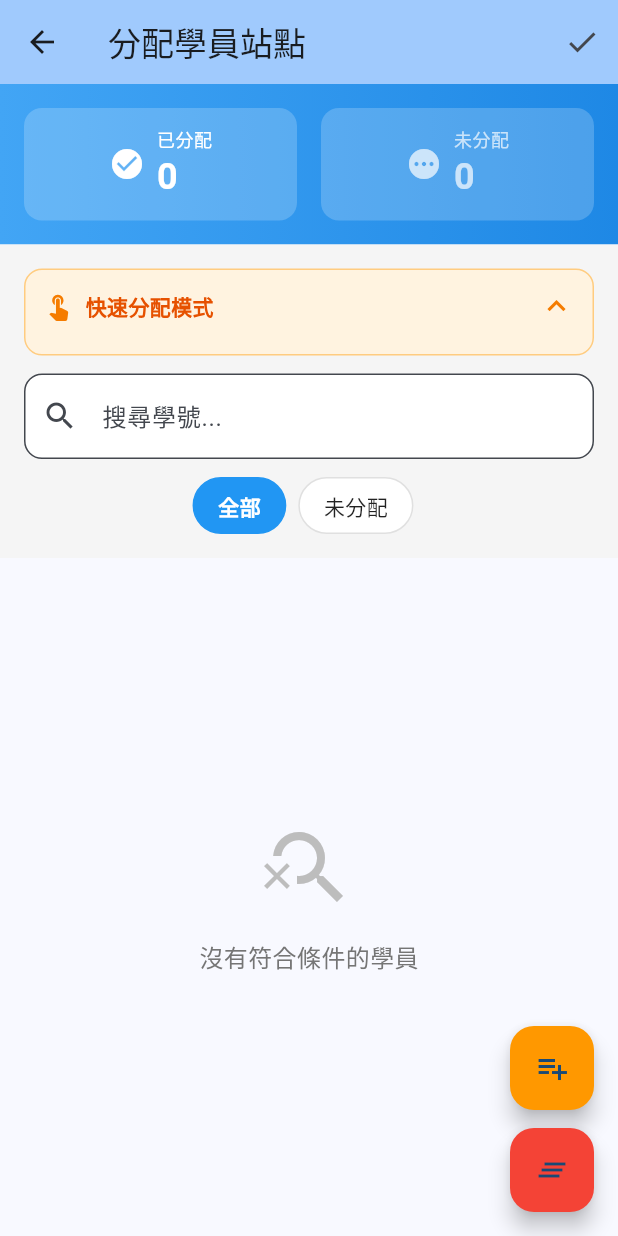
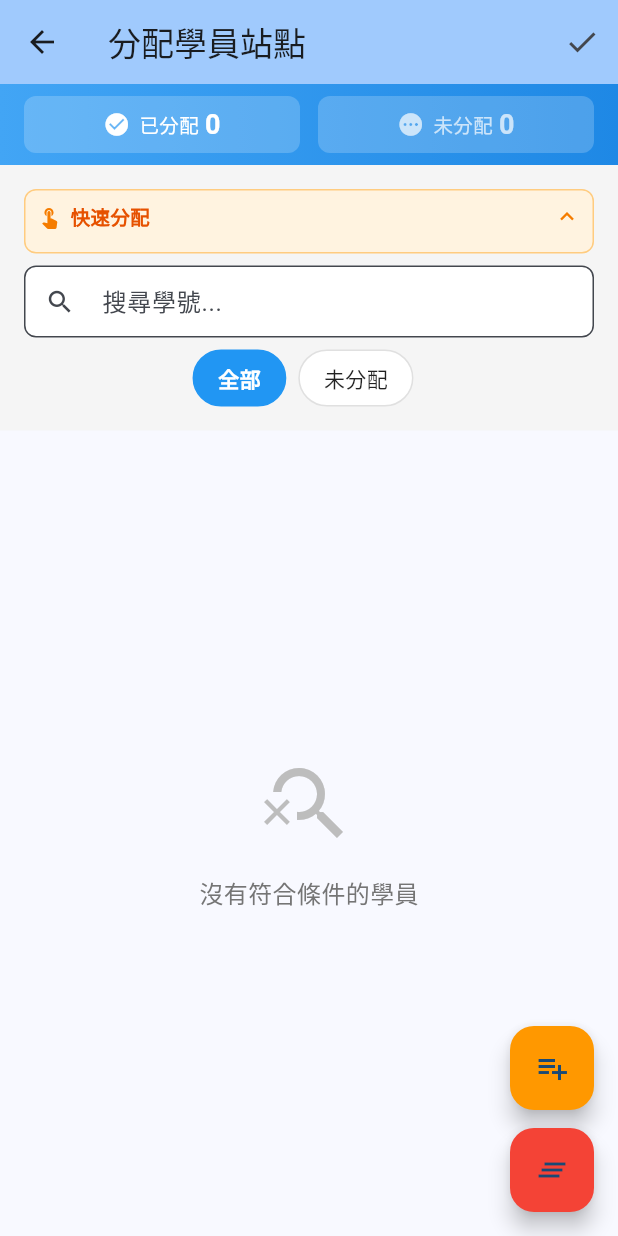
Before and after one commit to j84637587/military-staff-shuttle, a Flutter app: the StudentAssignmentPage screen opened directly with empty values, on a phone screen of 412 x 824 dp. Run offline on Flutter 3.47's test engine with Material 3 defaults, Android fonts, the phone set to English and light mode, and no system bars; our stand-ins replace shared_preferences; accounts and stored records are empty.

Commit message:
fix: Adjust the UI style and spacing of the quick allocation mode

```diff
--- a/lib/pages/create_record_page.dart
+++ b/lib/pages/create_record_page.dart
@@ -415,7 +415,7 @@ class _StudentAssignmentPageState extends State<StudentAssignmentPage> {
         children: [
           // 統計卡片
           Container(
-            padding: const EdgeInsets.all(16),
+            padding: const EdgeInsets.symmetric(horizontal: 16, vertical: 8),
             decoration: BoxDecoration(
               gradient: LinearGradient(
                 colors: [Colors.blue[400]!, Colors.blue[600]!],
@@ -431,7 +431,7 @@ class _StudentAssignmentPageState extends State<StudentAssignmentPage> {
                     Colors.white,
                   ),
                 ),
-                const SizedBox(width: 16),
+                const SizedBox(width: 12),
                 Expanded(
                   child: _buildStatCard(
                     '未分配',
@@ -452,10 +452,10 @@ class _StudentAssignmentPageState extends State<StudentAssignmentPage> {
               children: [
                 // 快速分配模式選擇區（可收合）
                 Container(
-                  padding: const EdgeInsets.all(12),
+                  padding: const EdgeInsets.all(8),
                   decoration: BoxDecoration(
                     color: Colors.orange[50],
-                    borderRadius: BorderRadius.circular(12),
+                    borderRadius: BorderRadius.circular(8),
                     border: Border.all(color: Colors.orange[200]!),
                   ),
                   child: Column(
@@ -472,15 +472,15 @@ class _StudentAssignmentPageState extends State<StudentAssignmentPage> {
                             Icon(
                               Icons.touch_app,
                               color: Colors.orange[700],
-                              size: 20,
+                              size: 16,
                             ),
-                            const SizedBox(width: 8),
+                            const SizedBox(width: 6),
                             Text(
-                              '快速分配模式',
+                              '快速分配',
                               style: TextStyle(
                                 fontWeight: FontWeight.bold,
                                 color: Colors.orange[900],
-                                fontSize: 14,
+                                fontSize: 13,
                               ),
                             ),
                             const Spacer(),
@@ -488,34 +488,35 @@ class _StudentAssignmentPageState extends State<StudentAssignmentPage> {
                                 !_isQuickModeExpanded)
                               Container(
                                 padding: const EdgeInsets.symmetric(
-                                  horizontal: 8,
+                                  horizontal: 6,
                                   vertical: 2,
                                 ),
                                 decoration: BoxDecoration(
                                   color: Colors.orange[300],
-                                  borderRadius: BorderRadius.circular(12),
+                                  borderRadius: BorderRadius.circular(8),
                                 ),
                                 child: Text(
                                   '已啟用',
                                   style: TextStyle(
-                                    fontSize: 12,
+                                    fontSize: 10,
                                     color: Colors.orange[900],
                                     fontWeight: FontWeight.bold,
                                   ),
                                 ),
                               ),
-                            const SizedBox(width: 8),
+                            const SizedBox(width: 4),
                             Icon(
                               _isQuickModeExpanded
                                   ? Icons.expand_less
                                   : Icons.expand_more,
                               color: Colors.orange[700],
+                              size: 18,
                             ),
                           ],
                         ),
                       ),
                       if (_isQuickModeExpanded) ...[
-                        const SizedBox(height: 8),
+                        const SizedBox(height: 6),
                         Row(
                           children: [
                             const Spacer(),
@@ -526,26 +527,36 @@ class _StudentAssignmentPageState extends State<StudentAssignmentPage> {
                                     _quickSelectStationId = null;
                                   });
                                 },
-                                icon: const Icon(Icons.clear, size: 16),
-                                label: const Text('清除'),
+                                icon: const Icon(Icons.clear, size: 14),
+                                label: const Text(
+                                  '清除',
+                                  style: TextStyle(fontSize: 12),
+                                ),
                                 style: TextButton.styleFrom(
                                   foregroundColor: Colors.orange[700],
                                   padding: const EdgeInsets.symmetric(
-                                    horizontal: 8,
+                                    horizontal: 6,
+                                    vertical: 2,
                                   ),
+                                  minimumSize: Size.zero,
+                                  tapTargetSize:
+                                      MaterialTapTargetSize.shrinkWrap,
                                 ),
                               ),
                           ],
                         ),
                         // 站點選擇
                         Wrap(
-                          spacing: 8,
-                          runSpacing: 8,
+                          spacing: 6,
+                          runSpacing: 6,
                           children: widget.stations.map((station) {
                             final isSelected =
                                 _quickSelectStationId == station.id;
                             return ChoiceChip(
-                              label: Text(station.name),
+                              label: Text(
+                                station.name,
+                                style: const TextStyle(fontSize: 12),
+                              ),
                               selected: isSelected,
                               onSelected: (selected) {
                                 setState(() {
@@ -556,119 +567,129 @@ class _StudentAssignmentPageState extends State<StudentAssignmentPage> {
                               },
                               selectedColor: Colors.orange[300],
                               backgroundColor: Colors.white,
+                              padding: const EdgeInsets.symmetric(
+                                horizontal: 4,
+                                vertical: 0,
+                              ),
+                              materialTapTargetSize:
+                                  MaterialTapTargetSize.shrinkWrap,
                             );
                           }).toList(),
                         ),
                         if (_quickSelectStationId != null) ...[
-                          const SizedBox(height: 8),
-                          const Divider(height: 1),
-                          const SizedBox(height: 8),
-                          // 搭乘類型選擇
-                          Row(
+                          const SizedBox(height: 6),
+                          // 搭乘類型選擇（與站點對齊）
+                          Wrap(
+                            spacing: 6,
+                            runSpacing: 6,
                             children: [
-                              Expanded(
-                                child: ChoiceChip(
+                              ChoiceChip(
                                 label: const Row(
                                   mainAxisSize: MainAxisSize.min,
                                   children: [
-                                      Icon(Icons.sync_alt, size: 16),
-                                      SizedBox(width: 4),
-                                      Text('來回'),
+                                    Icon(Icons.sync_alt, size: 14),
+                                    SizedBox(width: 2),
+                                    Text(
+                                      '來回',
+                                      style: TextStyle(fontSize: 11),
+                                    ),
                                   ],
                                 ),
                                 selected:
-                                      _quickSelectRideType ==
-                                      RideType.roundTrip,
+                                    _quickSelectRideType == RideType.roundTrip,
                                 onSelected: (selected) {
                                   if (selected) {
                                     setState(() {
-                                        _quickSelectRideType =
-                                            RideType.roundTrip;
+                                      _quickSelectRideType = RideType.roundTrip;
                                     });
                                   }
                                 },
                                 selectedColor: Colors.orange[300],
                                 backgroundColor: Colors.white,
+                                padding: const EdgeInsets.symmetric(
+                                  horizontal: 4,
+                                  vertical: 0,
                                 ),
+                                materialTapTargetSize:
+                                    MaterialTapTargetSize.shrinkWrap,
                               ),
-                              const SizedBox(width: 8),
-                              Expanded(
-                                child: ChoiceChip(
+                              ChoiceChip(
                                 label: const Row(
                                   mainAxisSize: MainAxisSize.min,
                                   children: [
-                                      Icon(Icons.logout, size: 16),
-                                      SizedBox(width: 4),
-                                      Text('離營'),
+                                    Icon(Icons.logout, size: 14),
+                                    SizedBox(width: 2),
+                                    Text(
+                                      '離營',
+                                      style: TextStyle(fontSize: 11),
+                                    ),
                                   ],
                                 ),
                                 selected:
-                                      _quickSelectRideType ==
-                                      RideType.leaveBase,
+                                    _quickSelectRideType == RideType.leaveBase,
                                 onSelected: (selected) {
                                   if (selected) {
                                     setState(() {
-                                        _quickSelectRideType =
-                                            RideType.leaveBase;
+                                      _quickSelectRideType = RideType.leaveBase;
                                     });
                                   }
                                 },
                                 selectedColor: Colors.orange[300],
                                 backgroundColor: Colors.white,
+                                padding: const EdgeInsets.symmetric(
+                                  horizontal: 4,
+                                  vertical: 0,
                                 ),
+                                materialTapTargetSize:
+                                    MaterialTapTargetSize.shrinkWrap,
                               ),
-                              const SizedBox(width: 8),
-                              Expanded(
-                                child: ChoiceChip(
+                              ChoiceChip(
                                 label: const Row(
                                   mainAxisSize: MainAxisSize.min,
                                   children: [
-                                      Icon(Icons.login, size: 16),
-                                      SizedBox(width: 4),
-                                      Text('回營'),
+                                    Icon(Icons.login, size: 14),
+                                    SizedBox(width: 2),
+                                    Text(
+                                      '回營',
+                                      style: TextStyle(fontSize: 11),
+                                    ),
                                   ],
                                 ),
                                 selected:
-                                      _quickSelectRideType ==
-                                      RideType.returnBase,
+                                    _quickSelectRideType == RideType.returnBase,
                                 onSelected: (selected) {
                                   if (selected) {
                                     setState(() {
-                                        _quickSelectRideType =
-                                            RideType.returnBase;
+                                      _quickSelectRideType = RideType.returnBase;
                                     });
                                   }
                                 },
                                 selectedColor: Colors.orange[300],
                                 backgroundColor: Colors.white,
+                                padding: const EdgeInsets.symmetric(
+                                  horizontal: 4,
+                                  vertical: 0,
                                 ),
+                                materialTapTargetSize:
+                                    MaterialTapTargetSize.shrinkWrap,
                               ),
                             ],
-                          ),
-                          const SizedBox(height: 8),
-                          Text(
-                            '💡 選擇站點和類型後，點擊學員即可快速分配',
-                            style: TextStyle(
-                              fontSize: 12,
-                              color: Colors.orange[800],
-                              fontStyle: FontStyle.italic,
-                            ),
                           ),
                         ],
                       ],
                     ],
                   ),
                 ),
-                const SizedBox(height: 12),
+                const SizedBox(height: 8),
                 // 搜尋框
                 TextField(
                   controller: _searchController,
                   decoration: InputDecoration(
                     hintText: '搜尋學號...',
-                    prefixIcon: const Icon(Icons.search),
+                    prefixIcon: const Icon(Icons.search, size: 20),
                     suffixIcon: _searchQuery.isNotEmpty
                         ? IconButton(
-                            icon: const Icon(Icons.clear),
+                            icon: const Icon(Icons.clear, size: 20),
                             onPressed: () {
                               setState(() {
                                 _searchController.clear();
@@ -678,10 +699,15 @@ class _StudentAssignmentPageState extends State<StudentAssignmentPage> {
                           )
                         : null,
                     border: OutlineInputBorder(
-                      borderRadius: BorderRadius.circular(12),
+                      borderRadius: BorderRadius.circular(8),
                     ),
                     filled: true,
                     fillColor: Colors.white,
+                    contentPadding: const EdgeInsets.symmetric(
+                      horizontal: 12,
+                      vertical: 10,
+                    ),
+                    isDense: true,
                   ),
                   onChanged: (value) {
                     setState(() {
@@ -689,7 +715,7 @@ class _StudentAssignmentPageState extends State<StudentAssignmentPage> {
                     });
                   },
                 ),
-                const SizedBox(height: 12),
+                const SizedBox(height: 8),
                 // 快速過濾按鈕
                 SingleChildScrollView(
                   scrollDirection: Axis.horizontal,
@@ -812,29 +838,32 @@ class _StudentAssignmentPageState extends State<StudentAssignmentPage> {
     Color color,
   ) {
     return Container(
-      padding: const EdgeInsets.all(12),
+      padding: const EdgeInsets.symmetric(horizontal: 8, vertical: 6),
       decoration: BoxDecoration(
         color: Colors.white.withOpacity(0.2),
-        borderRadius: BorderRadius.circular(12),
+        borderRadius: BorderRadius.circular(8),
       ),
       child: Row(
         mainAxisAlignment: MainAxisAlignment.center,
         children: [
-          Icon(icon, color: color, size: 24),
-          const SizedBox(width: 8),
-          Column(
-            crossAxisAlignment: CrossAxisAlignment.start,
-            children: [
-              Text(label, style: TextStyle(color: color, fontSize: 12)),
+          Icon(icon, color: color, size: 18),
+          const SizedBox(width: 6),
+          Text(
+            label,
+            style: TextStyle(
+              color: color,
+              fontSize: 13,
+              fontWeight: FontWeight.w500,
+            ),
+          ),
+          const SizedBox(width: 4),
           Text(
             value,
             style: TextStyle(
               color: color,
-                  fontSize: 24,
+              fontSize: 18,
               fontWeight: FontWeight.bold,
             ),
-              ),
-            ],
           ),
         ],
       ),
```
Lines whose indentation alone changed are shown as unchanged.
